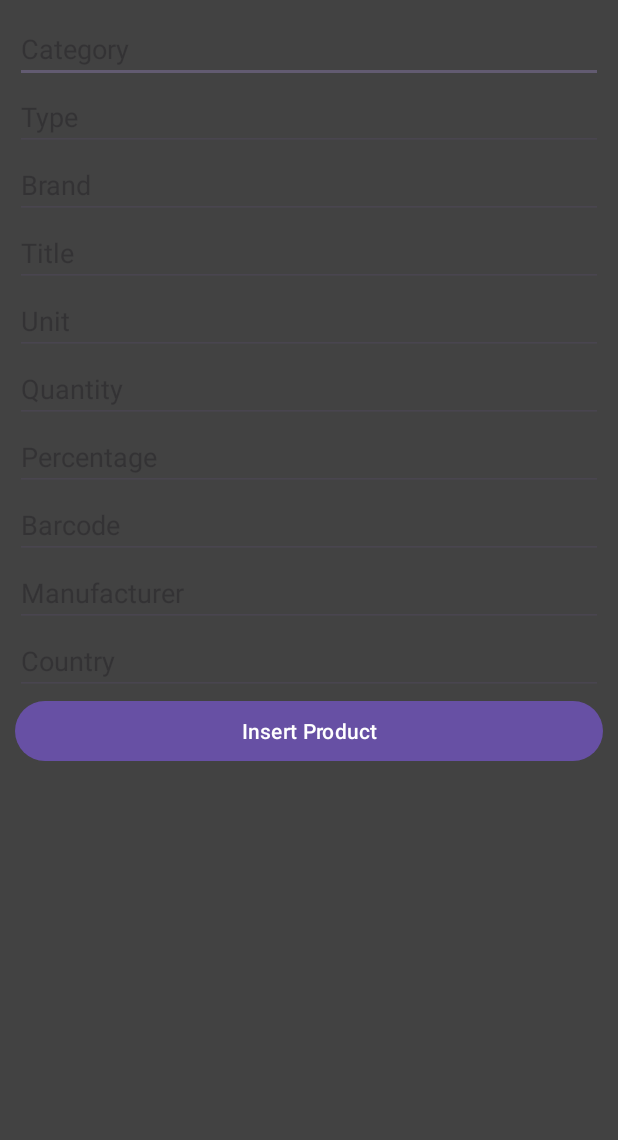
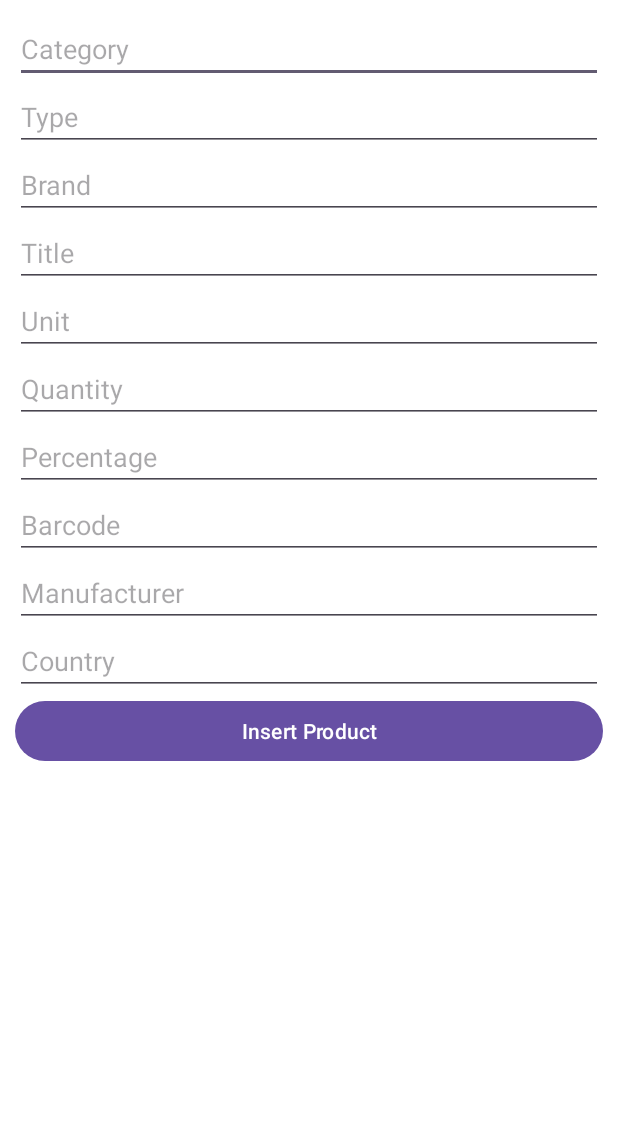
Before and after one commit to Badr1203/Spending-Tracker-Lite, an Android app: the screen it shows after launch (MainActivity), in the side drawer, after a tap on "Add Product", on a phone screen of 412 x 824 dp, the part 96-1236 px from its top. Run offline under Robolectric (Android 15) with nearby library versions, the phone set to English and light mode, and no system bars.

Commit message:
Minor fixes/ Implementations.

```diff
--- a/app/src/main/java/com/example/spendingtrackerlite/MainActivity.java
+++ b/app/src/main/java/com/example/spendingtrackerlite/MainActivity.java
@@ -19,6 +19,7 @@ import com.example.spendingtrackerlite.fragments.AddTransactionFragment;
 import com.example.spendingtrackerlite.fragments.ExportImportFragment;
 import com.example.spendingtrackerlite.fragments.HomeFragment;
 import com.example.spendingtrackerlite.fragments.ListProductFragment;
+import com.example.spendingtrackerlite.fragments.StoreFragment;
 import com.google.android.material.navigation.NavigationView;
 
 public class MainActivity extends AppCompatActivity {
@@ -82,6 +83,7 @@ public class MainActivity extends AppCompatActivity {
                 else if (menuItem.getItemId() == R.id.nav_add_transaction) selectedFragment = new AddTransactionFragment();
                 else if (menuItem.getItemId() == R.id.nav_list_product) selectedFragment = new ListProductFragment();
                 else if (menuItem.getItemId() == R.id.nav_export_import) selectedFragment = new ExportImportFragment();
+                else if (menuItem.getItemId() == R.id.nav_store) selectedFragment = new StoreFragment();
                 else selectedFragment = null;
                 return selectedFragment;
             }
--- a/app/src/main/java/com/example/spendingtrackerlite/fragments/ExportImportFragment.java
+++ b/app/src/main/java/com/example/spendingtrackerlite/fragments/ExportImportFragment.java
@@ -115,7 +115,7 @@ public class ExportImportFragment extends Fragment implements ExportImportListen
     }
 
     private void exportDatabaseToUri(Context context, Uri uri) {
-        String dbName = "Products.db";
+        String dbName = "SpendingTracker.db";
         File dbFile = context.getDatabasePath(dbName);
 
         try (InputStream input = new FileInputStream(dbFile);
@@ -136,7 +136,7 @@ public class ExportImportFragment extends Fragment implements ExportImportListen
     }
 
     private void importDatabaseFromUri(Context context, Uri uri) {
-        String dbName = "Products.db";
+        String dbName = "SpendingTracker.db";
         File dbFile = context.getDatabasePath(dbName);
 
         try (InputStream input = context.getContentResolver().openInputStream(uri);
--- a/app/src/main/java/com/example/spendingtrackerlite/fragments/ProductTransactionsFragment.java
+++ b/app/src/main/java/com/example/spendingtrackerlite/fragments/ProductTransactionsFragment.java
@@ -12,9 +12,8 @@ import android.widget.Toast;
 import androidx.annotation.NonNull;
 import androidx.annotation.Nullable;
 import androidx.fragment.app.Fragment;
-import androidx.lifecycle.ViewModelProvider; // For ViewModel communication (recommended)
 
-import com.example.spendingtrackerlite.R; // Replace with your package name
+import com.example.spendingtrackerlite.R;
 import com.example.spendingtrackerlite.DatabaseHelper; // Replace
 
 import java.util.ArrayList;
--- a/app/src/main/res/layout/fragment_add_product.xml
+++ b/app/src/main/res/layout/fragment_add_product.xml
@@ -2,7 +2,7 @@
     <ScrollView xmlns:android="http://schemas.android.com/apk/res/android"
         android:layout_width="match_parent"
         android:layout_height="match_parent"
-        android:background="@color/cardview_dark_background">
+        android:background="@color/white">
 
         <LinearLayout
             android:layout_width="match_parent"
--- a/app/src/main/res/menu/drawer_menu.xml
+++ b/app/src/main/res/menu/drawer_menu.xml
@@ -4,6 +4,7 @@
     <item android:id="@+id/nav_add_product" android:title="@string/add_product" />
     <item android:id="@+id/nav_add_transaction" android:title="@string/add_transaction" />
     <item android:id="@+id/nav_list_product" android:title="@string/view_products" />
+    <item android:id="@+id/nav_store" android:title="@string/stores"/>
     <item android:id="@+id/nav_export_import" android:title="@string/export_import" />
     <item android:id="@+id/nav_reports" android:title="@string/reports" />
     <item android:id="@+id/nav_settings" android:title="@string/settings"/>
--- a/app/src/main/res/values/strings.xml
+++ b/app/src/main/res/values/strings.xml
@@ -31,4 +31,6 @@
     <string name="select_date">Select Date</string>
     <string name="select_time">Select Time</string>
     <string name="transactions_for_product">Transactions for Product</string>
+    <string name="error_field_required">This field is required</string>
+    <string name="stores">Stores</string>
 </resources>
```
Also changed, not shown: app/src/main/assets/SpendingTracker.db.
